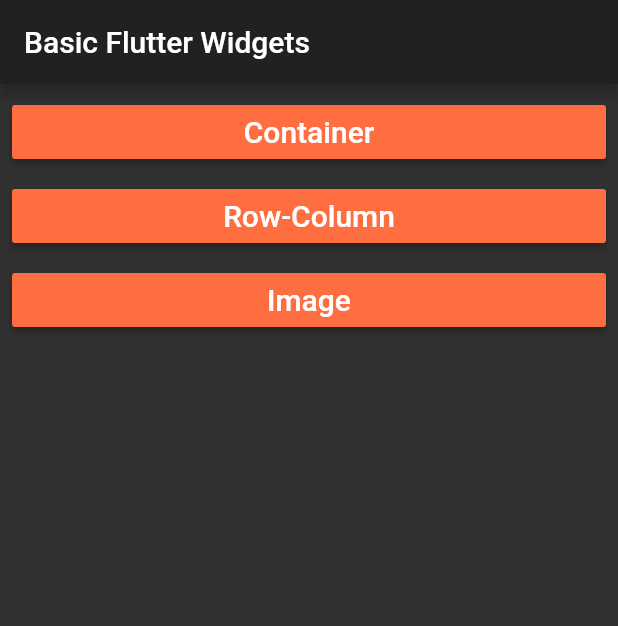
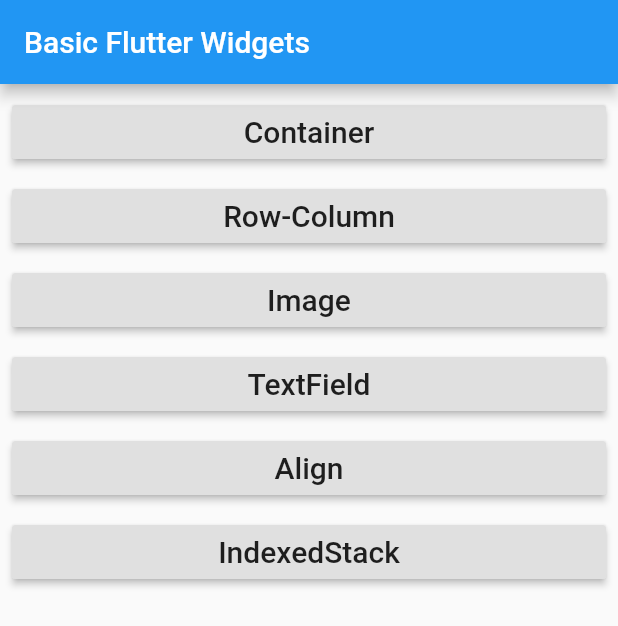
Before and after one commit to kishansinhparmar/Flutter-Basic-Widgets, a Flutter app: the screen it shows after launch, on a phone screen of 412 x 824 dp. Shown: the top 626 px of the screen. Run offline on Flutter 3.47's test engine with Material 2 defaults, Android fonts, the phone set to English and light mode, and no system bars.

Commit message:
Add examples

```diff
--- a/lib/main.dart
+++ b/lib/main.dart
@@ -2,6 +2,9 @@ import 'package:flutter/material.dart';
 import 'package:flutter_basic_widgets/widgets/ContainerDemo.dart';
 import 'package:flutter_basic_widgets/widgets/RowColumnDemo.dart';
 import 'package:flutter_basic_widgets/widgets/ImageDemo.dart';
+import 'package:flutter_basic_widgets/widgets/TextFieldDemo.dart';
+import 'package:flutter_basic_widgets/widgets/AlignDemo.dart';
+import 'package:flutter_basic_widgets/widgets/IndexedStackDemo.dart';
 
 void main() => runApp(new MyApp());
 
@@ -9,7 +12,8 @@ class MyApp extends StatelessWidget {
   @override
   Widget build(BuildContext context) {
     return new MaterialApp(
-        title: "Basic Flutter Widgets",
+        debugShowCheckedModeBanner: false,
+        title: _appName,
         theme: _defaultTheme,
         routes: <String, WidgetBuilder>{
           ContainerDemo.routeName: (BuildContext context) =>
@@ -17,6 +21,11 @@ class MyApp extends StatelessWidget {
           RowColumnDemo.routeName: (BuildContext context) =>
               new RowColumnDemo(),
           ImageDemo.routeName: (BuildContext context) => new ImageDemo(),
+          TextFieldDemo.routeName: (BuildContext context) =>
+              new TextFieldDemo(),
+          AlignDemo.routeName: (BuildContext context) => new AlignDemo(),
+          IndexedStackDemo.routeName: (BuildContext context) =>
+              new IndexedStackDemo(),
         },
         home: new MyHome());
   }
@@ -81,6 +90,51 @@ class _MyHomeState extends State<MyHome> {
               child:
                   new Text("Image", style: Theme.of(context).textTheme.title),
             ),
+          ),
+          new Padding(
+            padding: const EdgeInsets.all(4.0),
+            child: new RaisedButton(
+              onPressed: () {
+                //It only works if route properties set on materialapp class #play
+                Navigator.of(context).pushNamed(TextFieldDemo.routeName);
+
+                //This code no need to write routes in materialapp class #play
+                // Navigator.of(context).push(new MaterialPageRoute(
+                // builder: (BuildContext context) => new ContainerDemo()));
+              },
+              child: new Text("TextField",
+                  style: Theme.of(context).textTheme.title),
+            ),
+          ),
+          new Padding(
+            padding: const EdgeInsets.all(4.0),
+            child: new RaisedButton(
+              onPressed: () {
+                //It only works if route properties set on materialapp class #play
+                Navigator.of(context).pushNamed(AlignDemo.routeName);
+
+                //This code no need to write routes in materialapp class #play
+                // Navigator.of(context).push(new MaterialPageRoute(
+                // builder: (BuildContext context) => new ContainerDemo()));
+              },
+              child:
+                  new Text("Align", style: Theme.of(context).textTheme.title),
+            ),
+          ),
+          new Padding(
+            padding: const EdgeInsets.all(4.0),
+            child: new RaisedButton(
+              onPressed: () {
+                //It only works if route properties set on materialapp class #play
+                Navigator.of(context).pushNamed(IndexedStackDemo.routeName);
+
+                //This code no need to write routes in materialapp class #play
+                // Navigator.of(context).push(new MaterialPageRoute(
+                // builder: (BuildContext context) => new ContainerDemo()));
+              },
+              child: new Text("IndexedStack",
+                  style: Theme.of(context).textTheme.title),
+            ),
           )
         ],
       ),
@@ -88,10 +142,12 @@ class _MyHomeState extends State<MyHome> {
   }
 }
 
-ThemeData _defaultTheme = new ThemeData(
-    primarySwatch: Colors.blueGrey,
-    accentColor: Colors.deepOrangeAccent,
-    buttonColor: Colors.deepOrangeAccent,
-    brightness: Brightness.dark);
+// ThemeData _defaultTheme = new ThemeData(
+//     primarySwatch: Colors.blueGrey,
+//     accentColor: Colors.deepOrangeAccent,
+//     buttonColor: Colors.deepOrangeAccent,
+//     brightness: Brightness.dark);
+
+ThemeData _defaultTheme = new ThemeData(brightness: Brightness.light);
 
 String _appName = "Basic Flutter Widgets";
```
Also changed, not shown: lib/widgets/AlignDemo.dart (added, +18 -0 lines), lib/widgets/ImageDemo.dart (+27 -3 lines), lib/widgets/IndexedStackDemo.dart (added, +62 -0 lines), lib/widgets/TextFieldDemo.dart (added, +47 -0 lines), pubspec.lock, 6 other files.
